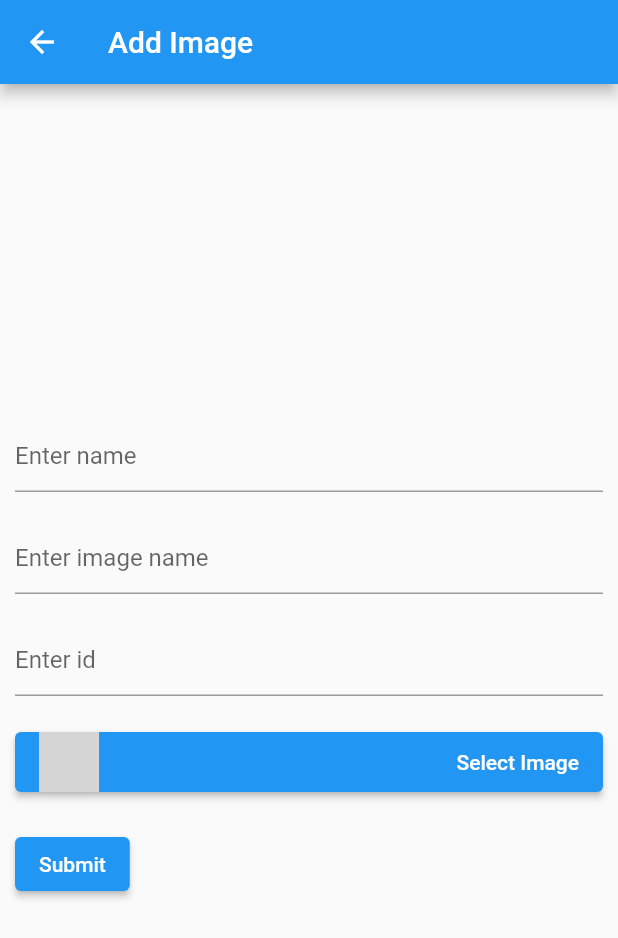
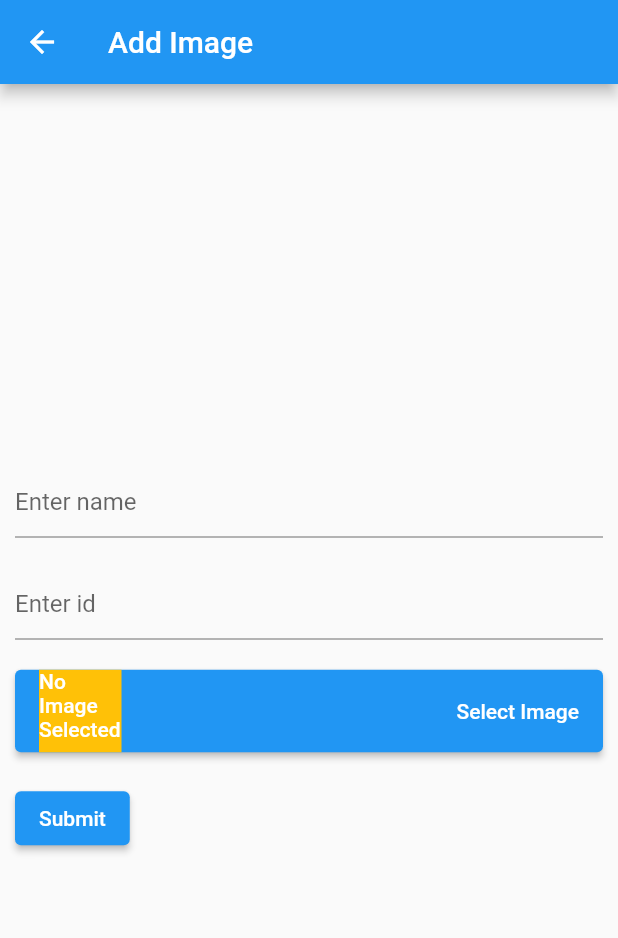
Before and after one commit to Valadyn/image_gallery, a Flutter app: the screen it shows once a user with an empty profile is signed in, after a tap on the "add a photo" icon, on a phone screen of 412 x 824 dp. Shown: the top 938 px of the screen. Run offline on Flutter 3.47's test engine with Material 2 defaults, Android fonts, the phone set to English and light mode, and no system bars; our stand-ins replace cloud_firestore, firebase_auth, firebase_core, firebase_storage, image_picker; missing offline and left inert: flutterfire_ui; accounts and stored records are empty; grey boxes are pictures that could not be loaded.

Commit message:
Image Upload and Favourite Commit

```diff
--- a/lib/main.dart
+++ b/lib/main.dart
@@ -48,10 +48,6 @@ class MyApp extends StatelessWidget {
 
 
 
-
-
-
-
 class AuthGate extends StatelessWidget { // https://firebase.flutter.dev/docs/ui/auth
   const AuthGate({Key? key}) : super(key: key);
 
@@ -79,37 +75,6 @@ class AuthGate extends StatelessWidget { // https://firebase.flutter.dev/docs/ui
 Future _signOut() async {
   await FirebaseAuth.instance.signOut();
 }
-
-
-
-
-
-
-
-
-Future _pickImage() async {
-  final ImagePicker _picker = ImagePicker();
-  final XFile? image = await _picker.pickImage(source: ImageSource.gallery);
-
-  File file = File(image!.path);
-
-  await firebase_storage.FirebaseStorage.instance
-      .ref('images/file-to-upload.png')
-      .putFile(file);
-}
-
-/*
-Future<void> downloadURLExample() async {
-  String downloadURL = await firebase_storage.FirebaseStorage.instance
-      .ref('images/file-to-upload.png')
-      .getDownloadURL();
-
-  // Within your widgets:
-  // Image.network(downloadURL);
-}
-*/
-
-
 
 
 
@@ -154,8 +119,13 @@ class AddImagePage extends StatefulWidget {
 
 
 class _MainPageState extends State<MyHomePage> {
+
+  final Stream<QuerySnapshot> _usersStream = FirebaseFirestore.instance.collection('images').snapshots();
+
   bool _isGridView = true;
   int _gridViewCount = 3;
+
+
 
   void _gridViewOff() {
     setState(() {
@@ -184,107 +154,17 @@ class _MainPageState extends State<MyHomePage> {
 
 
 
-  Future<String> downloadURLExample() async {
-    String downloadURL = await firebase_storage.FirebaseStorage.instance
-        .ref('images/file-to-upload.png')
-        .getDownloadURL();
+  CollectionReference images = FirebaseFirestore.instance.collection('images');
 
-    // Within your widgets:
-    // Image.network(downloadURL);
-    return downloadURL.toString();
-  }
-
-  List<ImageObject> items = [];
-
-  _onPressed() {
-    items.clear();
-    FirebaseFirestore.instance.collection('images').get().then((querySnapshot) {
-      querySnapshot.docs.forEach((result) {
-        ImageObject item = ImageObject(result.data()['id'], result.data()['name'], result.data()['imageName'], result.data()['imageURL']);
-        items.add(item);
-        print(item.id);
-        print(item.name);
-        print(item.imageName);
-        print(item.imageURL);
-      });
-    });
+  Future<void> favouriteImage(var docId, bool currentFav) {
+    return images
+        .doc(docId)
+        .update({'favorited': !currentFav})
+        .then((value) => print("User Updated"))
+        .catchError((error) => print("Failed to update user: $error"));
   }
 
 
-
-
-
-
-
-
-
-  CollectionReference images = FirebaseFirestore.instance.collection('images');
-
-  Future<void> uploadImage(String name) async {
-    Directory appDocDir = await getApplicationDocumentsDirectory();
-    String filePath = '${appDocDir.absolute}/$name.png';
-    // ...
-    // e.g. await uploadFile(filePath);
-    File file = File(filePath);
-
-    try {
-      await firebase_storage.FirebaseStorage.instance
-          .ref('images/$name.png')
-          .putFile(file);
-    } catch (e) {
-      // e.g, e.code == 'canceled'
-    }
-  }
-
-  Future pickImage(String name) async {
-    final ImagePicker _picker = ImagePicker();
-    final XFile? image = await _picker.pickImage(source: ImageSource.gallery);
-
-    File file = File(image!.path);
-
-    await firebase_storage.FirebaseStorage.instance
-        .ref('images/$name.png')
-        .putFile(file);
-  }
-
-  Future<String> downloadImageURL(String name) async {
-    String downloadURL = await firebase_storage.FirebaseStorage.instance
-        .ref('images/$name.png')
-        .getDownloadURL();
-
-    // Within your widgets:
-    // Image.network(downloadURL);
-    return downloadURL.toString();
-  }
-
-  Future<void> addImage(id, name, imageName) async {
-    await pickImage(imageName);
-    String imageURL = await downloadImageURL(imageName);
-    bool favorited = false;
-
-    // Call the user's CollectionReference to add a new user
-    return images
-        .add({
-      'id': id, // John Doe
-      'name': name, // Stokes and Sons
-      'imageName': imageName,
-      'imageURL': imageURL,
-      'favorited': favorited // 42
-    })
-        .then((value) => print("image Added"))
-        .catchError((error) => print("Failed to add image: $error"));
-  }
-
-
-
-
-
-
-
-
-
-
-  final Stream<QuerySnapshot> _usersStream = FirebaseFirestore.instance.collection('images').snapshots();
 
   @override
   Widget build(BuildContext context) {
@@ -316,15 +196,17 @@ class _MainPageState extends State<MyHomePage> {
           ]
         ),
 
+
+
         body: StreamBuilder<QuerySnapshot>(
           stream: _usersStream,
           builder: (BuildContext context, AsyncSnapshot<QuerySnapshot> snapshot) {
             if (snapshot.hasError) {
-              return Text('Something went wrong');
+              return const Text('Something went wrong');
             }
 
             if (snapshot.connectionState == ConnectionState.waiting) {
-              return Text("Loading");
+              return const Text("Loading");
             }
 
             if (_isGridView){
@@ -333,10 +215,11 @@ class _MainPageState extends State<MyHomePage> {
                   crossAxisCount: _gridViewCount,
                 ),
 
-                // Provide a builder function. This is where the magic happens.
-                // Convert each item into a widget based on the type of item it is.
                 children: snapshot.data!.docs.map((DocumentSnapshot document) {
                   Map<String, dynamic> data = document.data()! as Map<String, dynamic>;
+                  print(document.reference.id);
+                  var docId = document.reference.id;
+                  print(data['favorited']);
                   return Container(
                       margin: const EdgeInsets.all(5),
                       color: Theme.of(context).colorScheme.primary,
@@ -363,8 +246,10 @@ class _MainPageState extends State<MyHomePage> {
                               right: -5,
                               child: IconButton(
                                 tooltip: 'Favourite',
-                                icon: const Icon(Icons.favorite_border),
-                                onPressed: () {},
+                                icon: data['favorited'] ?
+                                Icon(Icons.favorite):
+                                Icon(Icons.favorite_border),
+                                onPressed: () async {favouriteImage(docId, data['favorited']);},
                               ),
                             ),
                           ]
@@ -378,7 +263,7 @@ class _MainPageState extends State<MyHomePage> {
                   Map<String, dynamic> data = document.data()! as Map<String, dynamic>;
                   return ListTile(
                     title: Text(data['name']),
-                    subtitle: Text(data['imageName']),
+                    subtitle: Text(data['user']),
                   );
                 }).toList(),
               );
@@ -386,68 +271,7 @@ class _MainPageState extends State<MyHomePage> {
           },
         ),
 
-        /*
-        _isGridView ?
-        GridView.builder(
-          gridDelegate: SliverGridDelegateWithFixedCrossAxisCount(
-            crossAxisCount: _gridViewCount,
-          ),
 
-          itemCount: items.length,
-          // Provide a builder function. This is where the magic happens.
-          // Convert each item into a widget based on the type of item it is.
-          itemBuilder: (context, index) {
-            final item = items[index];
-
-            return Container(
-              margin: const EdgeInsets.all(5),
-              color: Theme.of(context).colorScheme.primary,
-              child: Stack(
-                children: [
-                  Image(
-                    image: NetworkImage(
-                      item.imageURL
-                    ),
-                  ),
-                  Positioned(
-                    top: -5,
-                    right: -5,
-                    child: IconButton(
-                      tooltip: 'More',
-                      icon: const Icon(Icons.more_vert_outlined),
-                      onPressed: () {},
-                    ),
-                  ),
-                  Positioned(
-                    bottom: -5,
-                    right: -5,
-                    child: IconButton(
-                      tooltip: 'Favourite',
-                      icon: const Icon(Icons.favorite_border),
-                      onPressed: () {},
-                    ),
-                  ),
-                ]
-              )
-            );
-          },
-        ) :
-        ListView.builder(
-          // Let the ListView know how many items it needs to build.
-          itemCount: items.length,
-          // Provide a builder function. This is where the magic happens.
-          // Convert each item into a widget based on the type of item it is.
-          itemBuilder: (context, index) {
-            final item = items[index];
-
-            return ListTile(
-              title: Text(item.name.toString()),
-              subtitle: Text(item.name.toString()),
-            );
-          },
-        ),
-
-         */
 
         floatingActionButtonLocation: FloatingActionButtonLocation.centerDocked,
         floatingActionButton: FloatingActionButton(
@@ -461,6 +285,8 @@ class _MainPageState extends State<MyHomePage> {
           child: const Icon(Icons.add_a_photo_outlined),
         ),
 
+
+
         bottomNavigationBar: BottomAppBar(
           shape: const CircularNotchedRectangle(),
           color: Colors.blue,
@@ -473,6 +299,7 @@ class _MainPageState extends State<MyHomePage> {
             child: Row(
               mainAxisAlignment: MainAxisAlignment.spaceEvenly,
               children: <Widget>[
+                const Spacer(),
                 Padding(
                   padding: EdgeInsets.symmetric(vertical: 5),
                   child: Column(
@@ -496,6 +323,9 @@ class _MainPageState extends State<MyHomePage> {
                       ]
                   ),
                 ),
+                const Spacer(),
+                const Spacer(),
+                const Spacer(),
                 Padding(
                   padding: EdgeInsets.symmetric(vertical: 5),
                   child: Column(
@@ -519,6 +349,7 @@ class _MainPageState extends State<MyHomePage> {
                       ]
                   ),
                 ),
+                const Spacer(),
               ],
             ),
           ),
@@ -532,45 +363,18 @@ class _MainPageState extends State<MyHomePage> {
 
 class _AddImagePageState extends State<AddImagePage> {
   final GlobalKey<FormState> _formKey = GlobalKey<FormState>();
+  final FirebaseAuth auth = FirebaseAuth.instance;
+
+  CollectionReference images = FirebaseFirestore.instance.collection('images');
 
   TextEditingController nameEditingController = TextEditingController();
-  TextEditingController imageNameEditingController = TextEditingController();
   TextEditingController idEditingController = TextEditingController();
-
 
   var newImage;
 
 
-  CollectionReference images = FirebaseFirestore.instance.collection('images');
 
-  Future<void> uploadImage(String name) async {
-    Directory appDocDir = await getApplicationDocumentsDirectory();
-    String filePath = '${appDocDir.absolute}/$name.png';
-    // ...
-    // e.g. await uploadFile(filePath);
-    File file = File(filePath);
-
-    try {
-      await firebase_storage.FirebaseStorage.instance
-          .ref('images/$name.png')
-          .putFile(file);
-    } catch (e) {
-      // e.g, e.code == 'canceled'
-    }
-  }
-
-  Future pickImage(String name) async {
-    final ImagePicker _picker = ImagePicker();
-    final XFile? image = await _picker.pickImage(source: ImageSource.gallery);
-
-    File file = File(image!.path);
-
-    await firebase_storage.FirebaseStorage.instance
-        .ref('images/$name.png')
-        .putFile(file);
-  }
-
-  Future pickImageTEST() async {
+  Future pickImage() async {
     final ImagePicker _picker = ImagePicker();
     final XFile? image = await _picker.pickImage(source: ImageSource.gallery);
 
@@ -579,11 +383,9 @@ class _AddImagePageState extends State<AddImagePage> {
     setState(() {
       newImage = file;
     });
-
-    return file;
   }
 
-  Future uploadImageTEST(String name) async {
+  Future uploadImage(String name) async {
     await firebase_storage.FirebaseStorage.instance
         .ref('images/$name.png')
         .putFile(newImage);
@@ -600,22 +402,34 @@ class _AddImagePageState extends State<AddImagePage> {
   }
 
   // Dylan you should research this method more
-  Future<void> addImage(id, name, imageName) async {
-    await pickImage(imageName);
-    String imageURL = await downloadImageURL(imageName);
+  Future<void> addImage(id, name) async {
+    await uploadImage(name);
+    String imageURL = await downloadImageURL(name);
     bool favorited = false;
+
+    final User user = auth.currentUser as User;
+    final uid = user.uid;
+
+    String currentUser = uid;
 
     // Call the user's CollectionReference to add a new user
     return images
       .add({
         'id': id, // John Doe
         'name': name, // Stokes and Sons
-      'imageName': imageName,
         'imageURL': imageURL,
+        'user': currentUser,
         'favorited': favorited // 42
       })
       .then((value) => print("image Added"))
       .catchError((error) => print("Failed to add image: $error"));
+  }
+
+
+
+  exitPage() {
+    newImage.clear();
+    Navigator.pop(context);
   }
 
 
@@ -663,21 +477,6 @@ class _AddImagePageState extends State<AddImagePage> {
                     Padding(
                       padding: const EdgeInsets.symmetric(vertical: 10),
                       child: TextFormField(
-                        controller: imageNameEditingController,
-                        decoration: const InputDecoration(
-                          hintText: 'Enter image name',
-                        ),
-                        validator: (String? value) {
-                          if (value == null || value.isEmpty) {
-                            return 'Please enter some text';
-                          }
-                          return null;
-                        },
-                      ),
-                    ),
-                    Padding(
-                      padding: const EdgeInsets.symmetric(vertical: 10),
-                      child: TextFormField(
                         controller: idEditingController,
                         decoration: const InputDecoration(
                           hintText: 'Enter id',
@@ -693,15 +492,17 @@ class _AddImagePageState extends State<AddImagePage> {
                     Padding(
                       padding: const EdgeInsets.symmetric(vertical: 10.0),
                       child: ElevatedButton(
-                        onPressed: () async {pickImageTEST();},
+                        onPressed: () async {pickImage();},
                         child: Row(
                             children: [
                               Container (
-                                width: 40,
-                                height: 40,
+                                width: 55,
+                                height: 55,
                                 color: Colors.amber,
-                                child: Image.network(
-                                  '',
+                                child: newImage == null ?
+                                Text('No Image Selected') :
+                                Image.file(
+                                  newImage,
                                   fit: BoxFit.cover,
                                 ),
                               ),
@@ -719,8 +520,8 @@ class _AddImagePageState extends State<AddImagePage> {
                           // the form is invalid.
                           if (_formKey.currentState!.validate()) {
                             // Process data.
-                            int test = int.parse(idEditingController.text);
-                            await addImage(test, nameEditingController.text, imageNameEditingController.text);
+                            int tempInt = int.parse(idEditingController.text);
+                            await addImage(tempInt, nameEditingController.text,);
                             Navigator.pop(context);
                           }
                         },
@@ -743,11 +544,12 @@ class _AddImagePageState extends State<AddImagePage> {
 class ImageObject{
   int id;
   String name;
-  String imageName;
   String imageURL;
+  // String user;
+  // String size;
   bool favorited = false;
 
-  ImageObject(this.id, this.name, this.imageName, this.imageURL);
+  ImageObject(this.id, this.name, this.imageURL);
 }
 
 
```
Also changed, not shown: pubspec.lock. Lines whose indentation alone changed are shown as unchanged.
